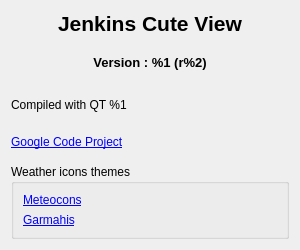
Before: the Qt Designer form src/views/uis/aboutdialog.ui in Kaldor37/jenkins-cute-view, drawn with Qt 5.
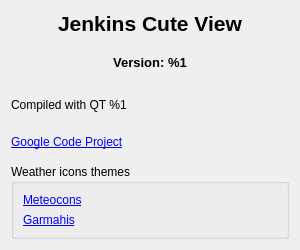
After: the same form once the commit is applied.

Diff of the .ui file:
```diff
--- a/src/views/uis/aboutdialog.ui
+++ b/src/views/uis/aboutdialog.ui
@@ -59,7 +59,7 @@
       <string notr="true">margin-bottom: 10px;</string>
      </property>
      <property name="text">
-      <string>Version : %1 (r%2)</string>
+      <string>Version: %1</string>
      </property>
      <property name="alignment">
       <set>Qt::AlignCenter</set>
```
